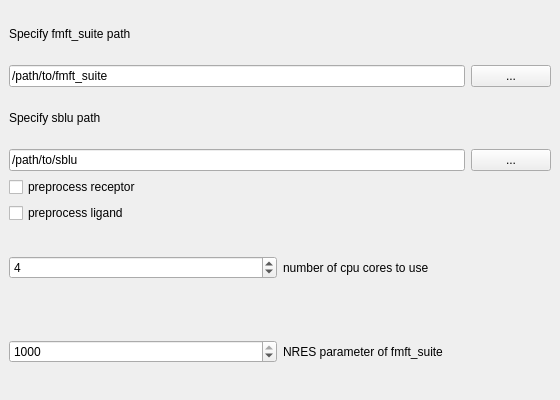
Before: the Qt Designer form ppfmft2/settings.ui in aziza-calm/ppfmft, drawn with Qt 5.
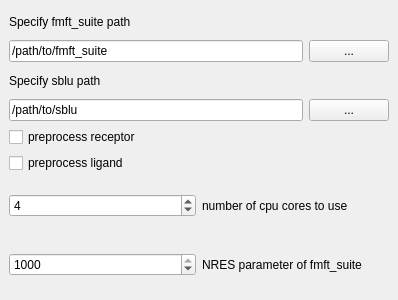
After: the same form once the commit is applied.

Patch:
```diff
--- a/ppfmft2/settings.ui
+++ b/ppfmft2/settings.ui
@@ -6,8 +6,8 @@
    <rect>
     <x>0</x>
     <y>0</y>
-    <width>560</width>
-    <height>400</height>
+    <width>398</width>
+    <height>300</height>
    </rect>
   </property>
   <property name="windowTitle">
```
Left out of the diff: 3 changed lines with no effect on the pictures.
